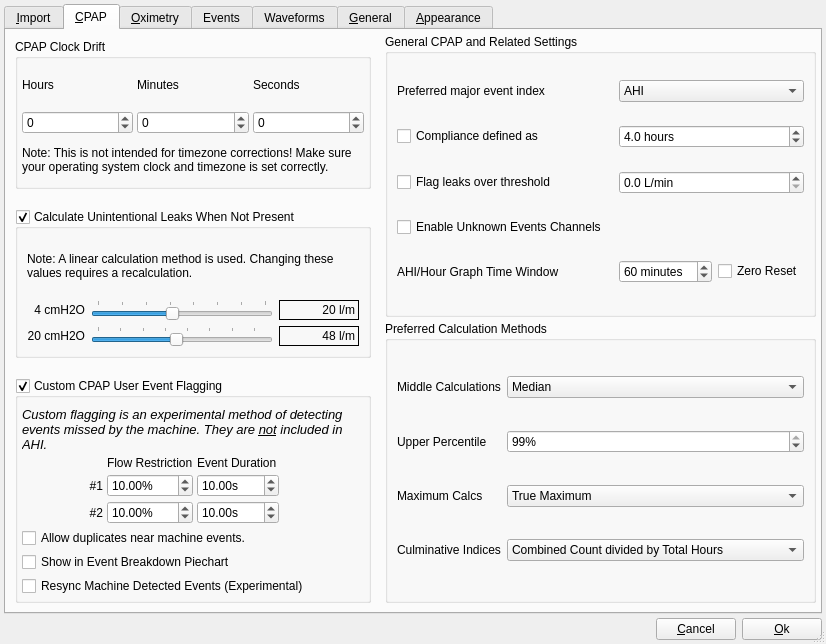
sbonaime/sleepyhead-code., file sleepyhead/preferencesdialog.ui: the form before one commit.
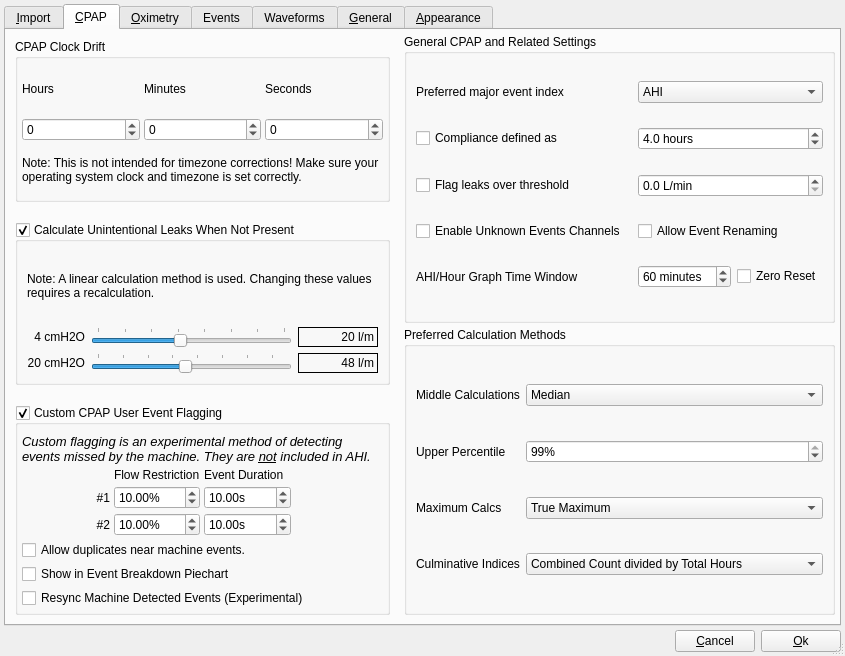
The form after the commit. Icons and pictures are not drawn.

Commit message: Slightly more less squishy YAxis labels

```diff
--- a/sleepyhead/preferencesdialog.ui
+++ b/sleepyhead/preferencesdialog.ui
@@ -9,8 +9,8 @@
    <rect>
     <x>0</x>
     <y>0</y>
-    <width>826</width>
-    <height>600</height>
+    <width>845</width>
+    <height>656</height>
    </rect>
   </property>
   <property name="sizePolicy">
@@ -1244,6 +1244,13 @@
               </item>
              </widget>
             </item>
+            <item row="3" column="2" colspan="2">
+             <widget class="QCheckBox" name="allowEventRenaming">
+              <property name="text">
+               <string>Allow Event Renaming</string>
+              </property>
+             </widget>
+            </item>
            </layout>
           </widget>
          </item>
```
The commit also changes 2 other files.
